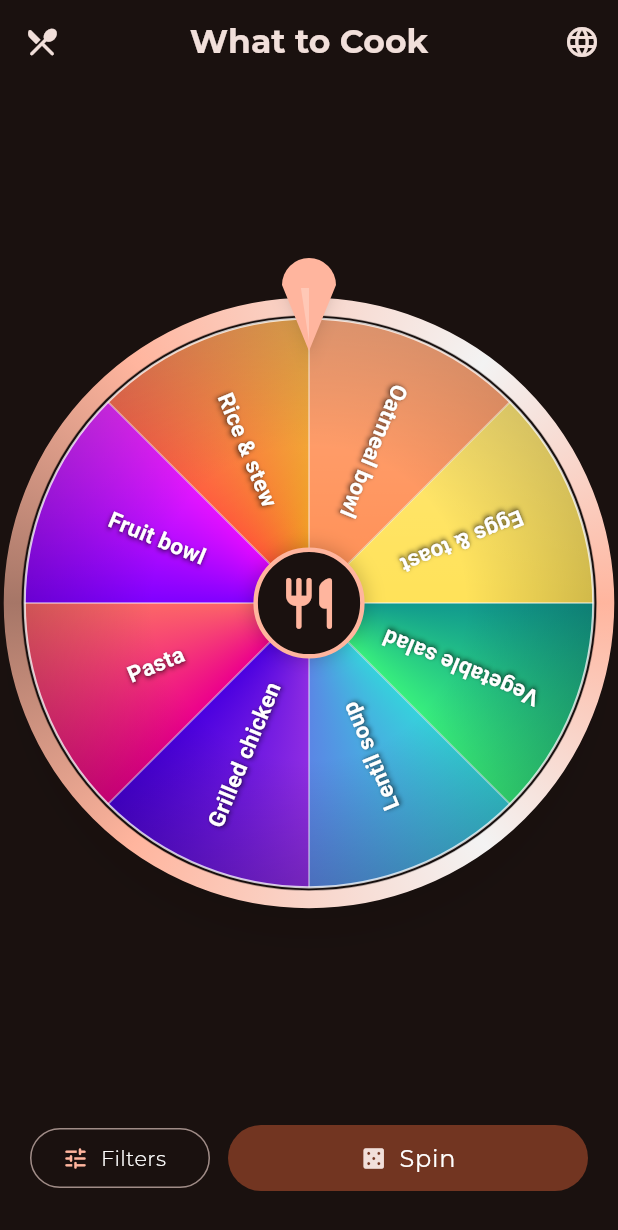
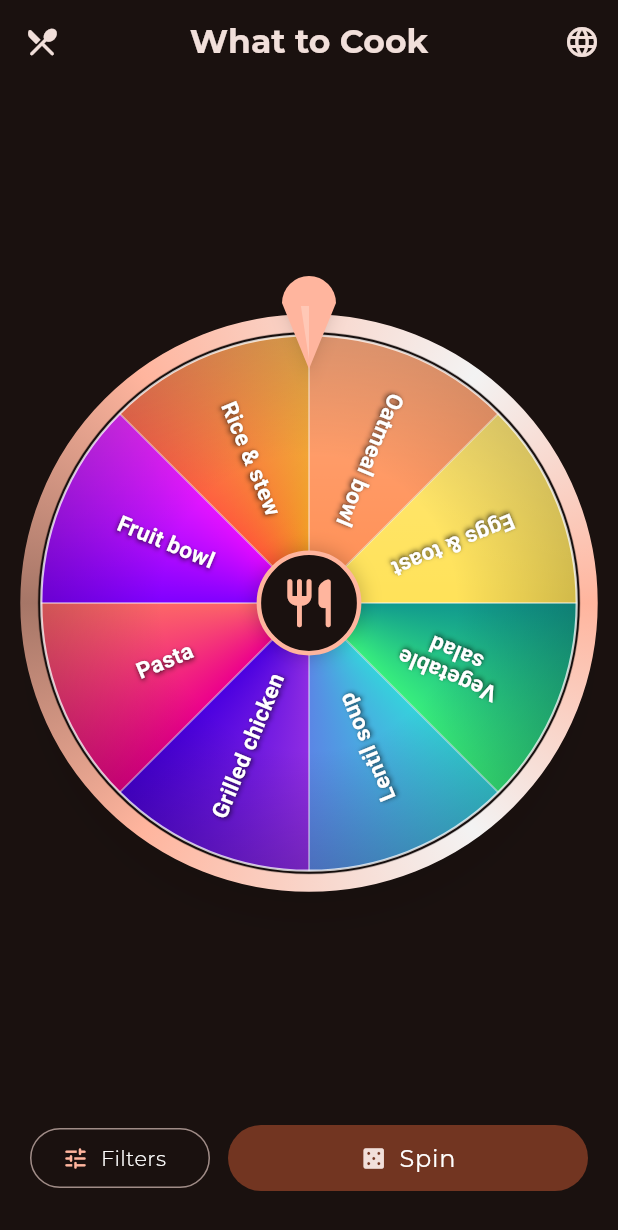
Before and after one commit to Rajab-Alkahef/sho_altabkha, a Flutter app: the screen it shows after launch, on a phone screen of 412 x 824 dp. Shown: the top 1230 px of the screen. Run offline on Flutter 3.47's test engine with Material 3 defaults, Android fonts, the light colour scheme and no system bars; our stand-ins replace easy_localization, flutter_riverpod, flutter_screenutil, get_it, go_router, hive_flutter and 1 more; accounts and stored records are empty; project files that could hold a hidden picture were left out.

Commit message:
add paddig to the wheel

```diff
--- a/lib/features/home/presentation/pages/home_page.dart
+++ b/lib/features/home/presentation/pages/home_page.dart
@@ -133,6 +133,8 @@ class _HomePageState extends ConsumerState<HomePage> {
             children: [
               Expanded(
                 child: Center(
+                  child: Padding(
+                    padding: const EdgeInsets.all(12.0),
                     child: FortuneWheel(
                       key: _wheelKey,
                       items: items,
@@ -140,6 +142,7 @@ class _HomePageState extends ConsumerState<HomePage> {
                       onSpinComplete: (food) {
                         context.push(AppRoutes.result, extra: food);
                       },
+                    ),
                   ),
                 ),
               ),
```
Lines whose indentation alone changed are shown as unchanged.
